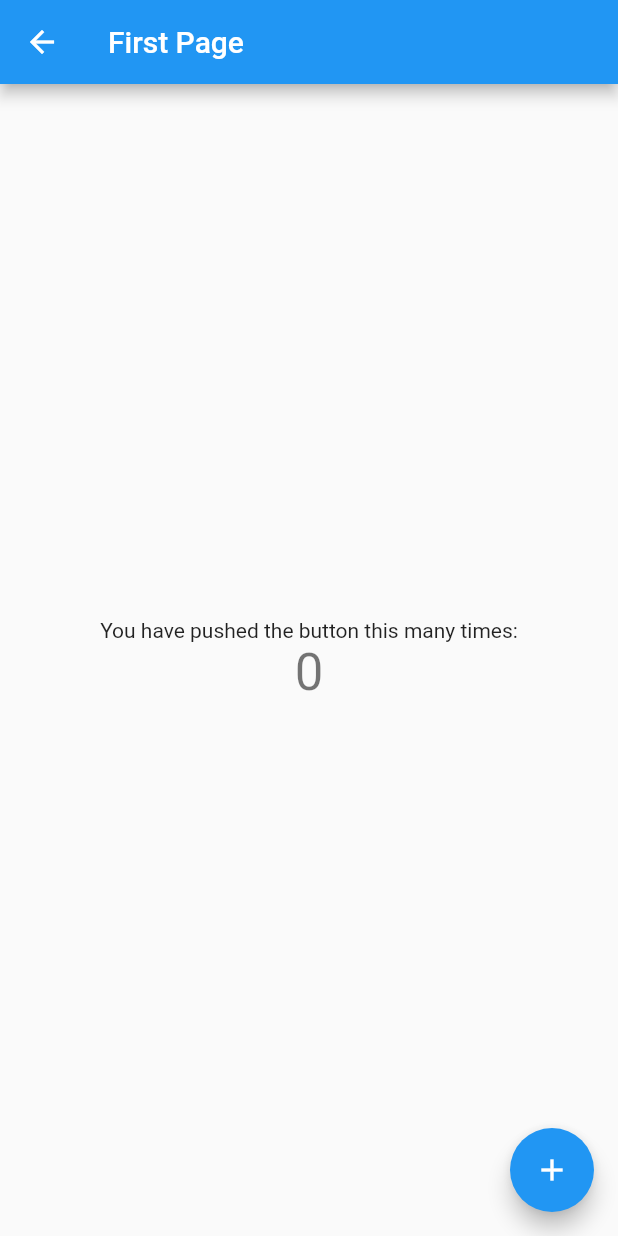
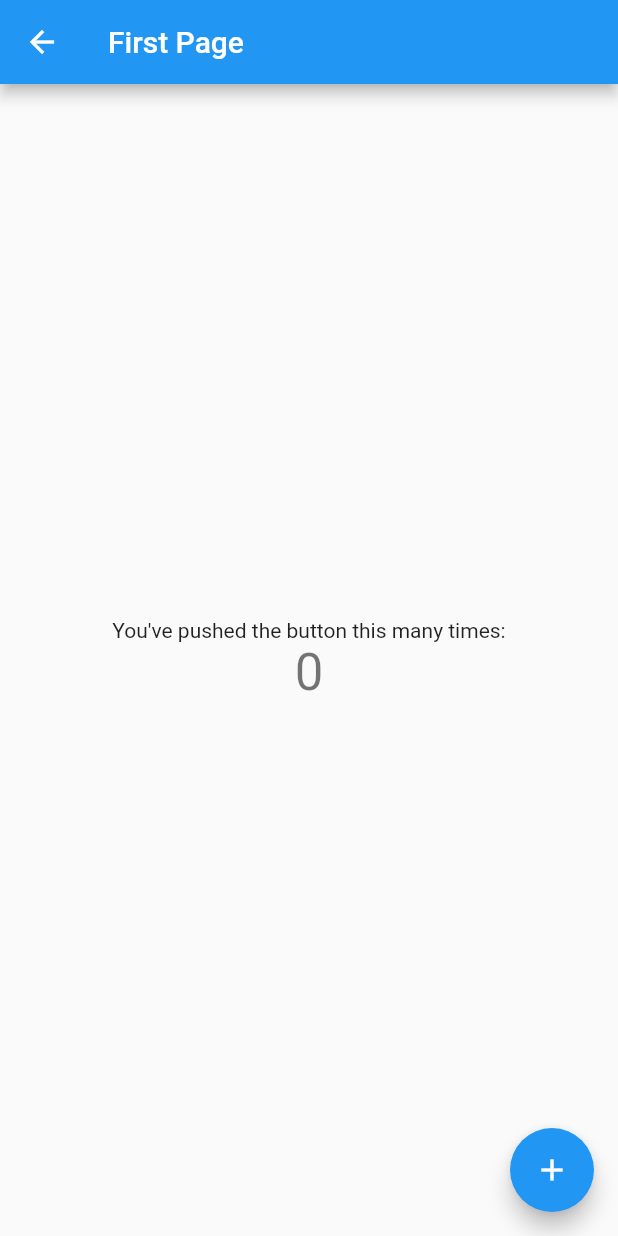
Before and after one commit to casareafer2908/basic_routes_navigation, a Flutter app: the FirstPage screen opened by its route, on a phone screen of 412 x 824 dp. Run offline on Flutter 3.47's test engine with Material 2 defaults, Android fonts, the phone set to English and light mode, and no system bars; generated files the repository leaves out were written again.

Commit message:
refactor
implement languages in the rest of the screens

```diff
--- a/lib/src/l10n/app_en.arb
+++ b/lib/src/l10n/app_en.arb
@@ -4,5 +4,6 @@
   "firstPage": "First Page",
   "secondPage": "Second Page",
   "thirdPage": "Third Page",
-  "timesPushedButton": "You've pushed the button this many times:"
+  "timesPushedButton": "You've pushed the button this many times:",
+  "incrementTooltip": "Increment"
 }
--- a/lib/src/l10n/app_es.arb
+++ b/lib/src/l10n/app_es.arb
@@ -4,5 +4,6 @@
   "firstPage": "Primera Pagina",
   "secondPage": "Segunda Pagina",
   "thirdPage": "Tercera Pagina",
-  "timesPushedButton": "Has presionado el boton estas veces:"
+  "timesPushedButton": "Has presionado el boton estas veces:",
+  "incrementTooltip": "Sumar"
 }
--- a/lib/src/ui/first_screen.dart
+++ b/lib/src/ui/first_screen.dart
@@ -1,4 +1,5 @@
 import 'package:flutter/material.dart';
+import 'package:flutter_gen/gen_l10n/app_localizations.dart';
 
 class FirstPage extends StatefulWidget {
   const FirstPage({Key? key, required this.title}) : super(key: key);
@@ -36,8 +37,8 @@ class _FirstPageState extends State<FirstPage> {
         child: Column(
           mainAxisAlignment: MainAxisAlignment.center,
           children: <Widget>[
-            const Text(
-              'You have pushed the button this many times:',
+            Text(
+              AppLocalizations.of(context)!.timesPushedButton,
             ),
             Text(
               '$_counter',
@@ -48,9 +49,9 @@ class _FirstPageState extends State<FirstPage> {
       ),
       floatingActionButton: FloatingActionButton(
         onPressed: _incrementCounter,
-        tooltip: 'Increment',
+        tooltip: AppLocalizations.of(context)!.incrementTooltip,
         child: const Icon(Icons.add),
-      ), // This trailing comma makes auto-formatting nicer for build methods.
+      ),
     );
   }
 }
```
Also changed, not shown: lib/src/ui/second_screen.dart (+5 -4 lines), lib/src/ui/third_screen.dart (+5 -4 lines), 1 other file.
